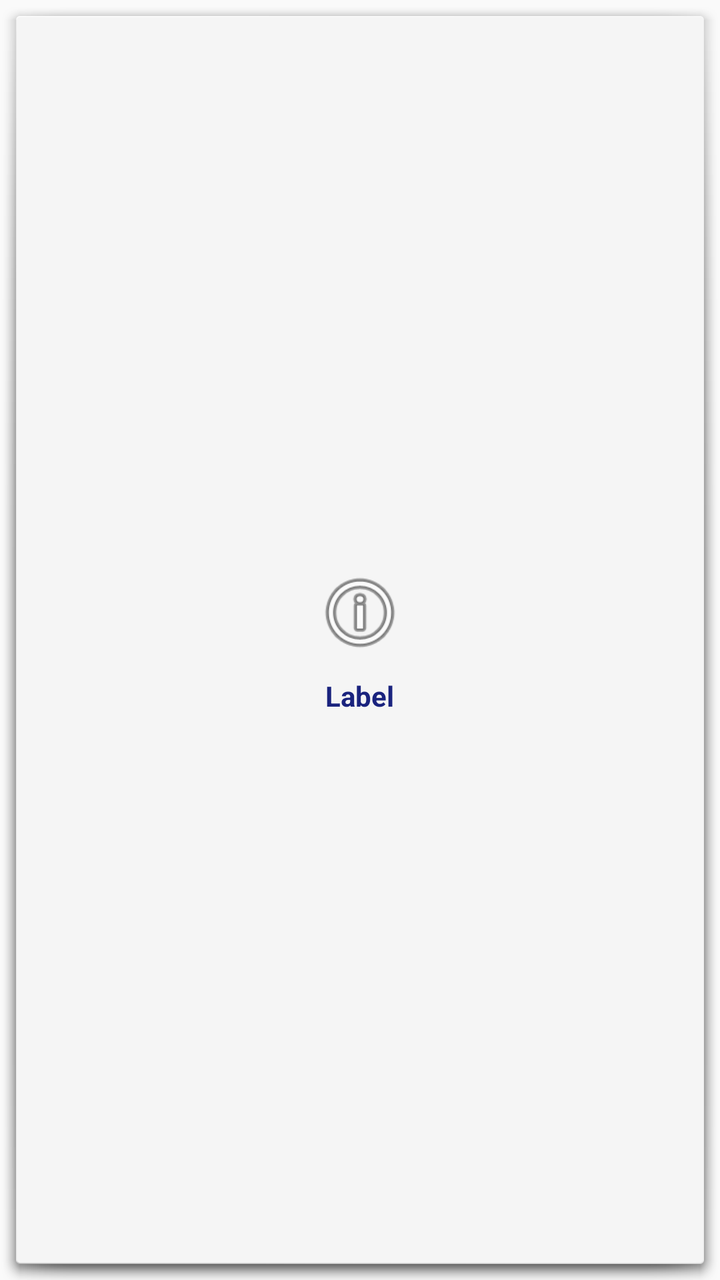
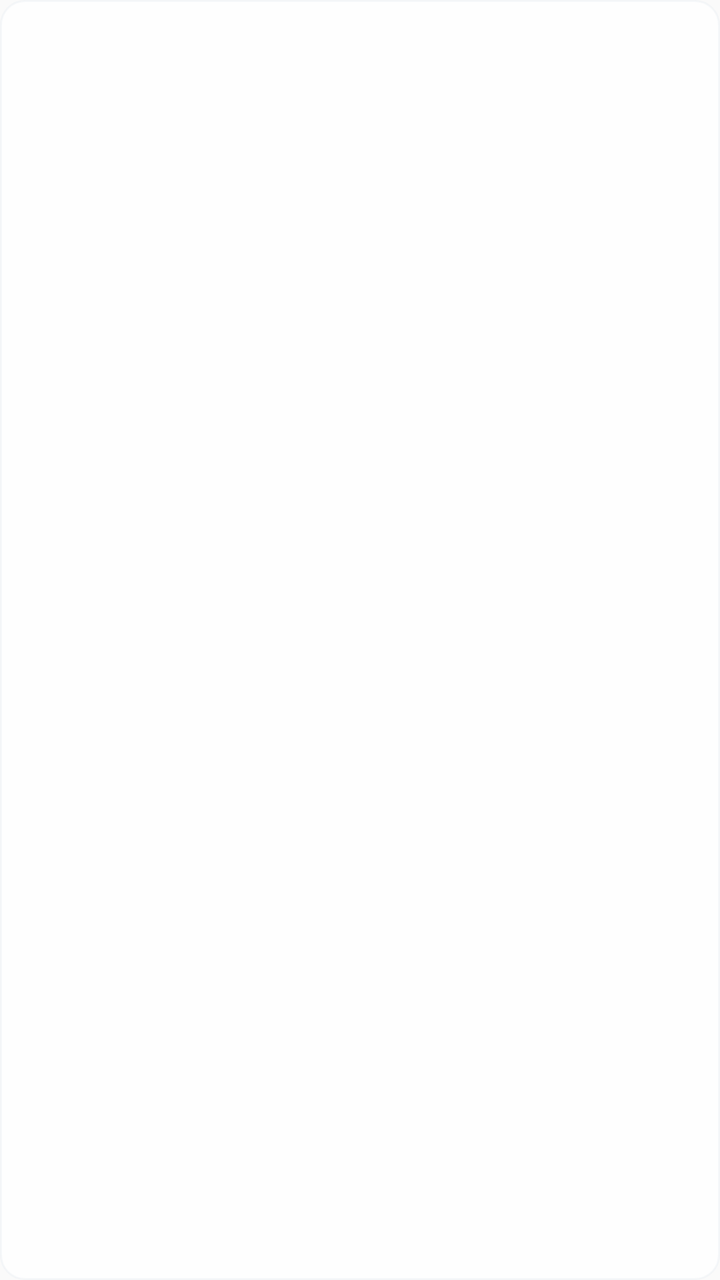

Compare the two renders of this Android layout. The source of the first and the diff that turns it into the second are given below.
<!-- AndroidManifest.xml: application theme Theme.AppCompat.Light.DarkActionBar -->
<!-- res/layout/item_dashboard.xml -->
<?xml version="1.0" encoding="utf-8"?>
<LinearLayout xmlns:android="http://schemas.android.com/apk/res/android"
    android:layout_width="match_parent"
    android:layout_height="120dp"
    android:orientation="vertical"
    android:gravity="center"
    android:background="@android:drawable/dialog_holo_light_frame"
    android:padding="8dp">

    <ImageView
        android:id="@+id/ivDashIcon"
        android:layout_width="48dp"
        android:layout_height="48dp"
        android:src="@android:drawable/ic_menu_info_details"
        android:layout_marginBottom="8dp"/>

    <TextView
        android:id="@+id/tvDashLabel"
        android:layout_width="wrap_content"
        android:layout_height="wrap_content"
        android:text="Label"
        android:textStyle="bold"
        android:textColor="@color/colorPrimary"
        android:gravity="center"/>

</LinearLayout>
<!-- resources referenced by this layout -->
<resources>
  <color name="colorPrimary">#1A237E</color>
</resources>

<!-- the commit's change to res/layout/item_dashboard.xml (unified diff, before → after) -->
@@ -1,26 +1,28 @@
 <?xml version="1.0" encoding="utf-8"?>
 <LinearLayout xmlns:android="http://schemas.android.com/apk/res/android"
+    xmlns:app="http://schemas.android.com/apk/res-auto"
     android:layout_width="match_parent"
-    android:layout_height="120dp"
+    android:layout_height="wrap_content"
     android:orientation="vertical"
     android:gravity="center"
-    android:background="@android:drawable/dialog_holo_light_frame"
-    android:padding="8dp">
+    android:padding="20dp"
+    android:background="@drawable/bg_card_academic"
+    android:elevation="2dp"
+    android:layout_margin="8dp">
 
     <ImageView
         android:id="@+id/ivDashIcon"
         android:layout_width="48dp"
         android:layout_height="48dp"
-        android:src="@android:drawable/ic_menu_info_details"
-        android:layout_marginBottom="8dp"/>
+        app:tint="@color/gold_accent"
+        android:layout_marginBottom="12dp" />
 
     <TextView
         android:id="@+id/tvDashLabel"
         android:layout_width="wrap_content"
         android:layout_height="wrap_content"
-        android:text="Label"
+        android:textColor="@color/text_title"
         android:textStyle="bold"
-        android:textColor="@color/colorPrimary"
-        android:gravity="center"/>
-
+        android:textSize="14sp"
+        android:textAlignment="center" />
 </LinearLayout>
<!-- resource entries referenced after the edit -->
@@ -1,5 +1,13 @@
 <!-- resources referenced by this layout -->
 <resources>
-  <color name="colorPrimary">#1A237E</color>
+  <color name="gold_accent">#B8860B</color>
+  <color name="text_title">#102A43</color>
+  <!-- drawable bg_card_academic (drawable) -->
+  <?xml version="1.0" encoding="utf-8"?>
+  <shape xmlns:android="http://schemas.android.com/apk/res/android">
+      <solid android:color="#CCFFFFFF" />
+      <corners android:radius="12dp" />
+      <stroke android:width="1dp" android:color="#40D9E2EC" />
+  </shape>
 </resources>
 
